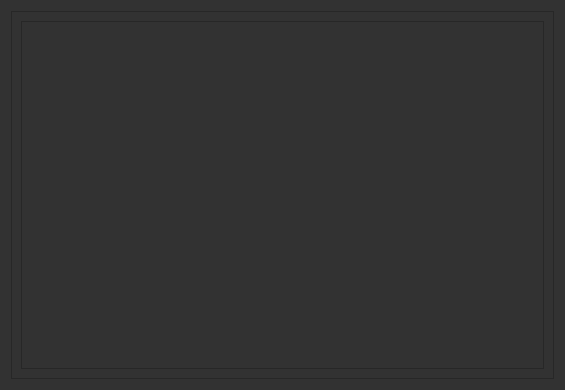
Above: storyTime/views/recordingsView.ui from moonbot/storyTime before the change. Below: the same form after it.
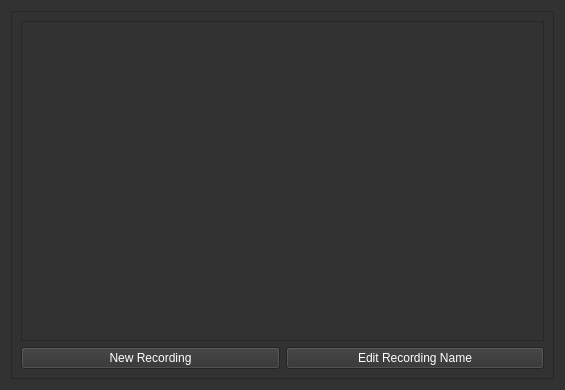
That is the form after the change.

Commit message: recording view WIP pt 2

```diff
--- a/storyTime/views/recordingsView.ui
+++ b/storyTime/views/recordingsView.ui
@@ -51,6 +51,24 @@
         </attribute>
        </widget>
       </item>
+      <item>
+       <layout class="QHBoxLayout" name="horizontalLayout">
+        <item>
+         <widget class="QPushButton" name="deleteBtn">
+          <property name="text">
+           <string>New Recording</string>
+          </property>
+         </widget>
+        </item>
+        <item>
+         <widget class="QPushButton" name="newBtn">
+          <property name="text">
+           <string>Edit Recording Name</string>
+          </property>
+         </widget>
+        </item>
+       </layout>
+      </item>
      </layout>
     </widget>
    </item>
```
Left out of the diff: 6 changed lines with no effect on the pictures. The commit also changes 2 other files.
